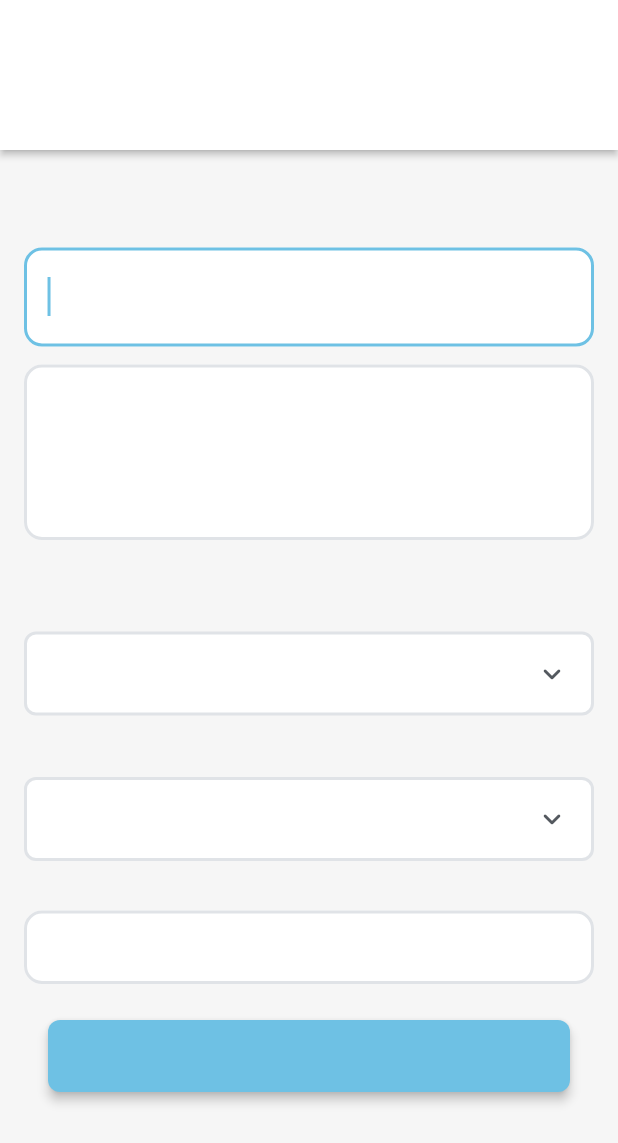
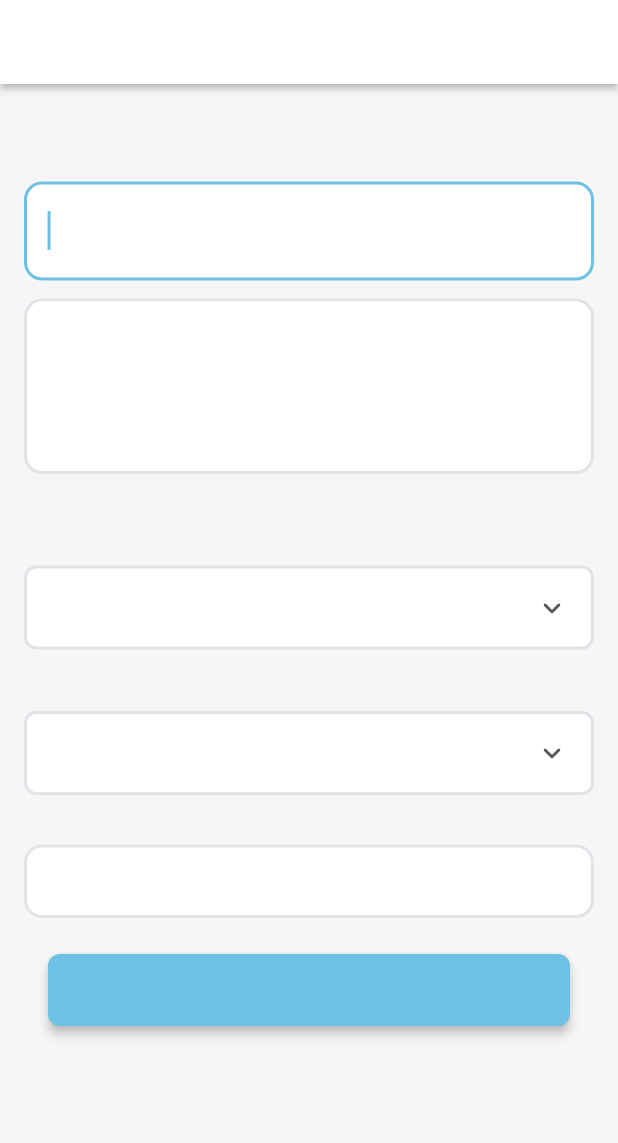
Before and after one commit to bytes-Coding-official/Administration-Tool, a Flutter app: the CreateCaseWidget screen opened by its route, on a phone screen of 412 x 824 dp. Shown: the top 1143 px of the screen. Run offline on Flutter 3.47's test engine with Material 3 defaults, Android fonts, the phone set to English and light mode, and no system bars; drawn by our look-alikes of dropdown_button2; our stand-ins replace auto_size_text, cached_network_image, chewie, cloud_firestore, data_table_2, file_picker and 21 more; missing offline and left inert: json_path, mime_type; accounts and stored records are empty.

Commit message:
Updating to latest FlutterFlow output.

```diff
--- a/lib/customer/create_case/create_case_widget.dart
+++ b/lib/customer/create_case/create_case_widget.dart
@@ -58,34 +58,14 @@ class _CreateCaseWidgetState extends State<CreateCaseWidget> {
       child: Scaffold(
         key: scaffoldKey,
         backgroundColor: FlutterFlowTheme.of(context).primaryBackground,
-        appBar: PreferredSize(
-          preferredSize: const Size.fromHeight(100.0),
-          child: AppBar(
+        appBar: AppBar(
           backgroundColor: FlutterFlowTheme.of(context).secondaryBackground,
           automaticallyImplyLeading: false,
-            actions: const [],
-            flexibleSpace: FlexibleSpaceBar(
-              title: Padding(
-                padding: const EdgeInsetsDirectional.fromSTEB(0.0, 0.0, 0.0, 14.0),
-                child: Column(
-                  mainAxisSize: MainAxisSize.max,
-                  mainAxisAlignment: MainAxisAlignment.end,
-                  crossAxisAlignment: CrossAxisAlignment.start,
-                  children: [
-                    Padding(
-                      padding:
-                          const EdgeInsetsDirectional.fromSTEB(0.0, 0.0, 0.0, 8.0),
-                      child: Row(
-                        mainAxisSize: MainAxisSize.max,
-                        children: [
-                          Padding(
-                            padding: const EdgeInsetsDirectional.fromSTEB(
-                                12.0, 0.0, 0.0, 0.0),
-                            child: FlutterFlowIconButton(
+          leading: FlutterFlowIconButton(
             borderColor: Colors.transparent,
             borderRadius: 30.0,
             borderWidth: 1.0,
-                              buttonSize: 50.0,
+            buttonSize: 60.0,
             icon: const Icon(
               Icons.arrow_back_rounded,
               color: Colors.white,
@@ -95,35 +75,35 @@ class _CreateCaseWidgetState extends State<CreateCaseWidget> {
               context.pop();
             },
           ),
+          title: Column(
+            mainAxisSize: MainAxisSize.max,
+            crossAxisAlignment: CrossAxisAlignment.start,
+            children: [
+              Text(
+                FFLocalizations.of(context).getText(
+                  'akuvxsis' /* Create Case */,
                 ),
-                          Padding(
-                            padding: const EdgeInsetsDirectional.fromSTEB(
-                                4.0, 0.0, 0.0, 0.0),
-                            child: Text(
-                              FFLocalizations.of(context).getText(
-                                'w6pgkv45' /* Add new Case */,
-                              ),
-                              style: FlutterFlowTheme.of(context)
-                                  .headlineMedium
-                                  .override(
+                style: FlutterFlowTheme.of(context).headlineMedium.override(
                       fontFamily: 'Readex Pro',
                       color: Colors.white,
                       fontSize: 22.0,
                       letterSpacing: 0.0,
                     ),
               ),
+              Text(
+                FFLocalizations.of(context).getText(
+                  'q8cpu5z1' /* Create a new case with this fo... */,
                 ),
-                        ],
+                style: FlutterFlowTheme.of(context).labelMedium.override(
+                      fontFamily: 'Inter',
+                      letterSpacing: 0.0,
                     ),
               ),
             ],
           ),
-              ),
-              centerTitle: true,
-              expandedTitleScale: 1.0,
-            ),
+          actions: const [],
+          centerTitle: false,
           elevation: 2.0,
-          ),
         ),
         body: SafeArea(
           top: true,
--- a/lib/flutter_flow/internationalization.dart
+++ b/lib/flutter_flow/internationalization.dart
@@ -516,8 +516,12 @@ final kTranslationsMap = <Map<String, Map<String, String>>>[
       'de': 'Add Case',
       'en': '',
     },
-    'w6pgkv45': {
-      'de': 'Add new Case',
+    'akuvxsis': {
+      'de': 'Create Case',
+      'en': '',
+    },
+    'q8cpu5z1': {
+      'de': 'Create a new case with this form',
       'en': '',
     },
     'l3cxbukz': {
```
Also changed, not shown: 1 other file. Lines whose indentation alone changed are shown as unchanged.
